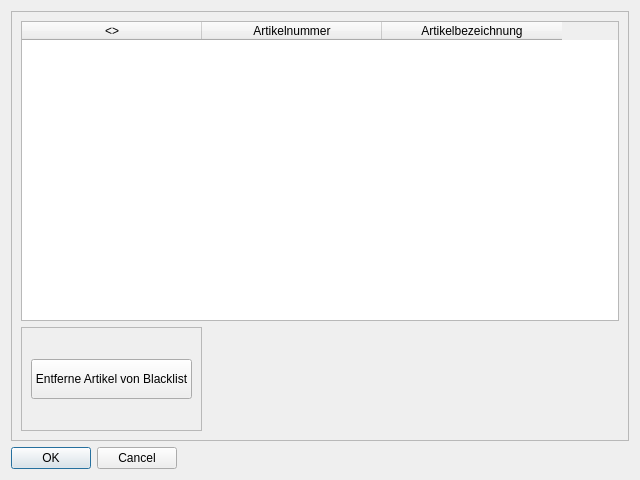
First picture: the form in src/ui/blacklistWindow.ui, repository creativeSloth/SUN_Article_Fetcher, before the edit.
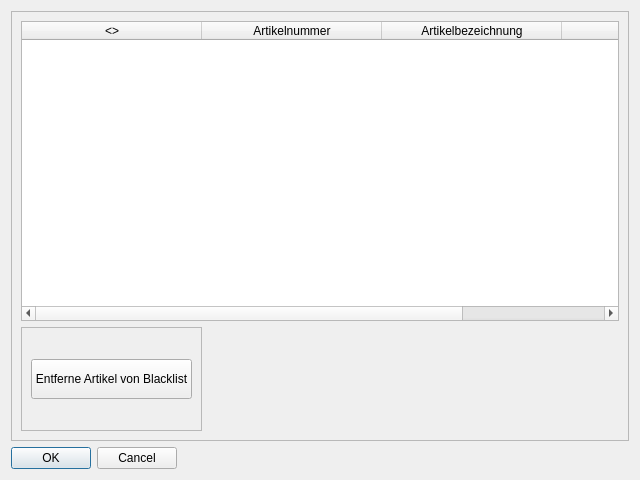
Second picture: the form after the edit.

```diff
--- a/src/ui/blacklistWindow.ui
+++ b/src/ui/blacklistWindow.ui
@@ -132,6 +132,11 @@
             <string>Artikelbezeichnung</string>
            </property>
           </column>
+          <column>
+           <property name="text">
+            <string>--&gt;</string>
+           </property>
+          </column>
          </widget>
         </item>
        </layout>
```
